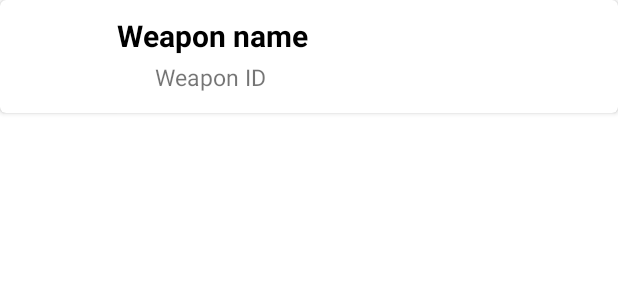
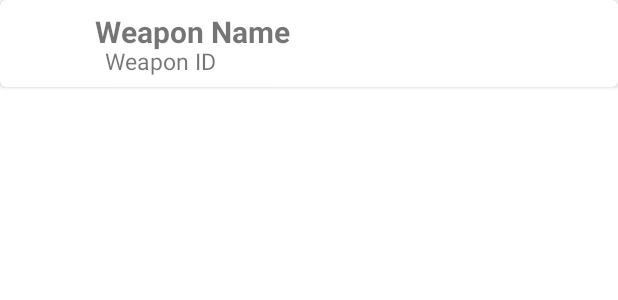
Before and after one commit to lcgarcia05/wiki-app, an Android app: the layout weapon_item.xml on its own in the app's theme, with its tools: preview values and no code run, on a phone screen of 412 x 824 dp. Shown: the top 300 px of the screen. Run offline under Robolectric (Android 15) with nearby library versions, the phone set to English and light mode, and no system bars.

```diff
--- a/wikiapp/app/src/main/res/layout/activity_main.xml
+++ b/wikiapp/app/src/main/res/layout/activity_main.xml
@@ -23,6 +23,7 @@
         android:layout_height="match_parent"
         android:padding="4dp"
         android:background="@android:color/darker_gray"
-        android:scrollbars="vertical"/>
+        android:scrollbars="vertical"
+        tools:listitem="@layout/weapon_item"/>
 
 </RelativeLayout>
--- a/wikiapp/app/src/main/res/layout/weapon_item.xml
+++ b/wikiapp/app/src/main/res/layout/weapon_item.xml
@@ -3,25 +3,19 @@
     android:layout_width="match_parent"
     android:layout_height="wrap_content"
     xmlns:app="http://schemas.android.com/apk/res-auto"
+    android:layout_marginBottom="4dp"
     app:cardCornerRadius="4dp">
 
     <RelativeLayout
         android:layout_width="match_parent"
-        android:layout_height="63dp"
-        android:layout_margin="6dp">
+        android:layout_height="match_parent"
+        android:layout_margin="4dp">
 
         <ImageView
             android:id="@+id/weapon_img"
             android:layout_width="50dp"
             android:layout_height="50dp"
-            android:layout_alignParentStart="true"
-            android:layout_alignParentLeft="true"
-            android:layout_alignParentTop="true"
-            android:layout_marginStart="6dp"
-            android:layout_marginLeft="6dp"
-            android:layout_marginTop="7dp"
-            android:padding="2dp" />
-
+            android:padding="2dp"/>
         <TextView
             android:id="@+id/weapon_name"
             android:layout_width="wrap_content"
@@ -29,13 +23,25 @@
             android:layout_alignParentStart="true"
             android:layout_alignParentLeft="true"
             android:layout_alignParentTop="true"
-            android:layout_marginStart="72dp"
-            android:layout_marginLeft="72dp"
-            android:layout_marginTop="4dp"
-            android:text="Weapon name"
-            android:textColor="@android:color/black"
+            android:layout_marginStart="59dp"
+            android:layout_marginLeft="59dp"
+            android:layout_marginTop="3dp"
+            android:text="Weapon Name"
             android:textSize="20sp"
             android:textStyle="bold" />
+
+<!--        <TextView-->
+<!--            android:id="@+id/weapon_slots"-->
+<!--            android:layout_width="wrap_content"-->
+<!--            android:layout_height="wrap_content"-->
+<!--            android:layout_alignParentTop="true"-->
+<!--            android:layout_alignParentEnd="true"-->
+<!--            android:layout_alignParentRight="true"-->
+<!--            android:layout_marginTop="3dp"-->
+<!--            android:layout_marginEnd="185dp"-->
+<!--            android:layout_marginRight="185dp"-->
+<!--            android:text="[0]"-->
+<!--            android:textSize="20sp" />-->
 
         <TextView
             android:id="@+id/weapon_id"
@@ -43,13 +49,12 @@
             android:layout_height="wrap_content"
             android:layout_alignParentStart="true"
             android:layout_alignParentLeft="true"
-            android:layout_alignParentBottom="true"
-            android:layout_marginStart="97dp"
-            android:layout_marginLeft="97dp"
-            android:layout_marginBottom="7dp"
+            android:layout_alignParentTop="true"
+            android:layout_marginStart="66dp"
+            android:layout_marginLeft="66dp"
+            android:layout_marginTop="26dp"
             android:text="Weapon ID"
             android:textSize="15sp" />
-
 
     </RelativeLayout>
 
```
Also changed, not shown: wikiapp/app/src/main/java/com/example/wiki_app/MainActivity.java (+3 -9 lines), wikiapp/app/src/main/java/com/example/wiki_app/adapters/WeaponAdapter.java (+5 -4 lines).
